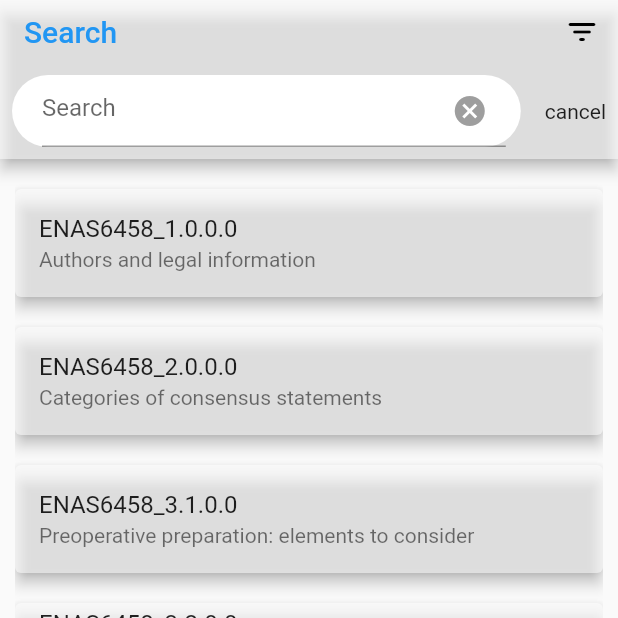
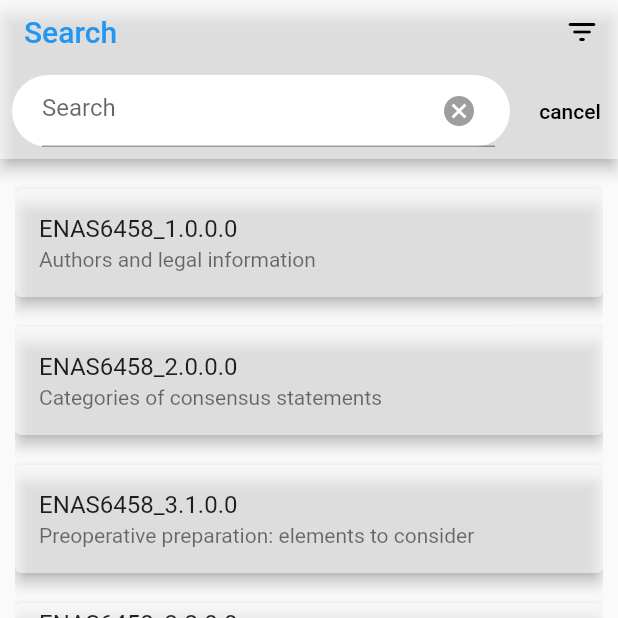
Before and after one commit to shiv-walke/search_screen, a Flutter app: the screen it shows after launch, on a phone screen of 412 x 824 dp, the top half of it. Run offline on Flutter 3.47's test engine with Material 2 defaults, Android fonts, the phone set to English and light mode, and no system bars.

Commit message:
Ui change (add cancel button and suffix icon )

```diff
--- a/lib/screens/search_screen.dart
+++ b/lib/screens/search_screen.dart
@@ -124,12 +124,16 @@ class _SearchScreenState extends State<SearchScreen> {
                       child: Padding(
                         padding: const EdgeInsets.only(left: 20.0, right: 10.0),
                         child: TextField(
-                          decoration: const InputDecoration(
+                          decoration:  InputDecoration(
                             hintText: 'Search',
-                            suffixIcon: Icon(
-                              Icons.cancel,
-                              color: Colors.grey,
+                            suffixIcon: IconButton(
+                              icon:const Icon(
+                                Icons.cancel,
+                                color: Colors.grey,
+                              ),
+                              onPressed: () {  },
                             ),
+
 
                           ),
 
@@ -143,9 +147,11 @@ class _SearchScreenState extends State<SearchScreen> {
                     ),
                   ),
                 ),
-                const Padding(
-                  padding: EdgeInsets.all(8.0),
-                  child: Text("cancel"),
+                 TextButton(
+                  onPressed: () {  },
+                  child: const Text("cancel",
+                  style: TextStyle(color: Colors.black),
+                  ),
                 ),
               ]
           ),
```
